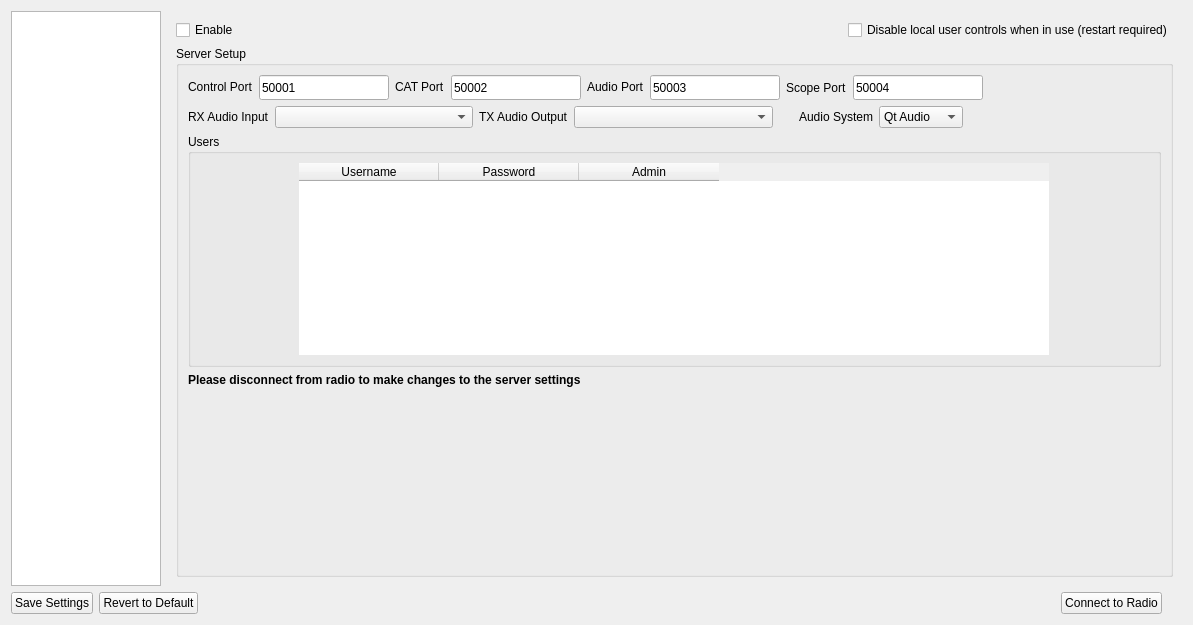
Qt form src/settingswidget.ui (wf-group/wfview) before a commit.
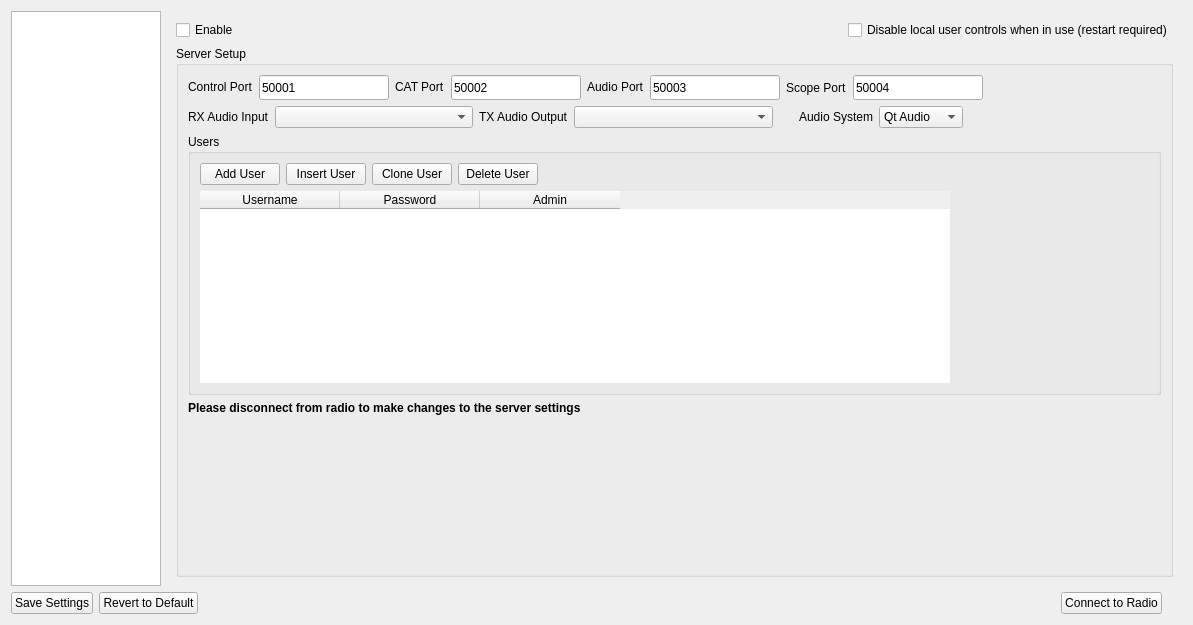
The same form after that commit. The open tabs and pages were chosen to show the change. Custom widgets are drawn as their Qt base class.

Commit message: Easier method to add users

```diff
--- a/src/settingswidget.ui
+++ b/src/settingswidget.ui
@@ -3049,7 +3049,52 @@
                   <property name="title">
                    <string>Users</string>
                   </property>
-                  <layout class="QHBoxLayout" name="horizontalLayout_9">
+                  <layout class="QVBoxLayout" name="verticalLayoutUsers">
+                   <item>
+                    <layout class="QHBoxLayout" name="usersButtonLayout">
+                     <item>
+                      <widget class="QPushButton" name="serverUsersAddBtn">
+                       <property name="text">
+                        <string>Add User</string>
+                       </property>
+                      </widget>
+                     </item>
+                     <item>
+                      <widget class="QPushButton" name="serverUsersInsertBtn">
+                       <property name="text">
+                        <string>Insert User</string>
+                       </property>
+                      </widget>
+                     </item>
+                     <item>
+                      <widget class="QPushButton" name="serverUsersCloneBtn">
+                       <property name="text">
+                        <string>Clone User</string>
+                       </property>
+                      </widget>
+                     </item>
+                     <item>
+                      <widget class="QPushButton" name="serverUsersDeleteBtn">
+                       <property name="text">
+                        <string>Delete User</string>
+                       </property>
+                      </widget>
+                     </item>
+                     <item>
+                      <spacer name="usersButtonSpacer">
+                       <property name="orientation">
+                        <enum>Qt::Horizontal</enum>
+                       </property>
+                       <property name="sizeHint" stdset="0">
+                        <size>
+                         <width>40</width>
+                         <height>20</height>
+                        </size>
+                       </property>
+                      </spacer>
+                     </item>
+                    </layout>
+                   </item>
                    <item>
                     <widget class="tableWidget" name="serverUsersTable">
                      <property name="sizePolicy">
```
The commit also changes 3 other files.
